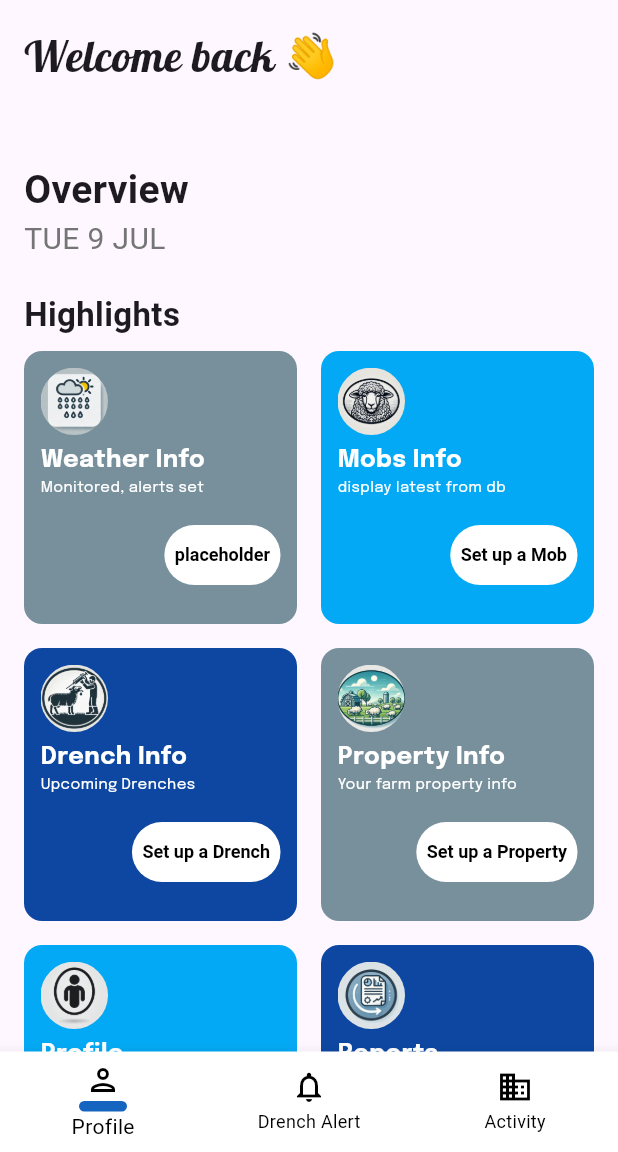
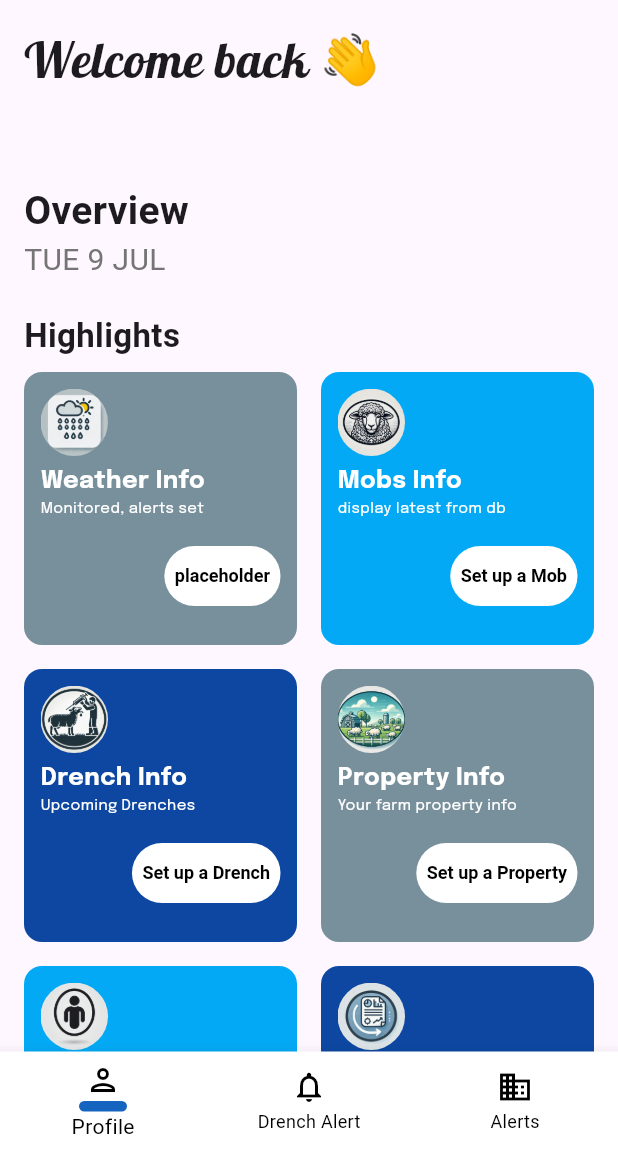
Before and after one commit to mn-nao-ren/drenchmate1017, a Flutter app: the DashboardScreen screen opened by its route, on a phone screen of 412 x 824 dp, the part 84-1236 px from its top. Run offline on Flutter 3.47's test engine with Material 3 defaults, Android fonts, the phone set to English and light mode, and no system bars; our stand-ins replace cloud_firestore, firebase_auth, firebase_core, google_fonts, modal_progress_hud_nsn; accounts and stored records are empty.

Commit message:
notifications page up

```diff
--- a/lib/business_logic/models/drench_schedule.dart
+++ b/lib/business_logic/models/drench_schedule.dart
@@ -1,4 +1,3 @@
-import 'package:intl/intl.dart';
 
 class DrenchSchedule {
   DateTime currentDate;
--- a/lib/presentation/components/bottom_navigation_bar.dart
+++ b/lib/presentation/components/bottom_navigation_bar.dart
@@ -1,104 +1,83 @@
 import 'package:flutter/material.dart';
+import 'package:drenchmate_2024/presentation/screens/notification_screen.dart';
 
 class MyNavigationBar extends StatefulWidget {
-  const MyNavigationBar({super.key});
+  final int currentIndex;
+  final Function(int) onItemTapped;
+
+  const MyNavigationBar({
+    super.key,
+    required this.currentIndex,
+    required this.onItemTapped,
+  });
 
   @override
   _MyNavigationBarState createState() => _MyNavigationBarState();
 }
 
 class _MyNavigationBarState extends State<MyNavigationBar> {
-  int _currentIndex = 0;
-
-  List<Widget> body = const [
-    Icon(Icons.person),
-    Icon(Icons.home),
-  ];
-
-  @override
-  Widget build(BuildContext context) {
-    return BottomNavigationBar(
-      currentIndex: _currentIndex,
-
-        backgroundColor: Colors.white,
-      selectedItemColor: Colors.black,
-      unselectedItemColor: Colors.black,
-
-
-      onTap: (int newIndex) {
-        setState(() {
-          _currentIndex = newIndex;
-        });
-      },
-      items: [
-        BottomNavigationBarItem(
-          label: 'Profile',
-          icon: _currentIndex == 0
+  BottomNavigationBarItem _buildNavigationBarItem({
+    required int index,
+    required IconData icon,
+    required String label,
+    required Color color,
+    required Color selectedColor,
+  }) {
+    return BottomNavigationBarItem(
+      label: label,
+      icon: widget.currentIndex == index
           ? Column(
               mainAxisSize: MainAxisSize.min,
              children: [
-              const Icon(Icons.person_outlined),
+               Icon(icon),
                const SizedBox(height: 2),
                SizedBox(
                  height: 7,
                  width: 32,
                  child: DecoratedBox(
                    decoration: BoxDecoration(
-                    color: Colors.blue.shade800,
+                     color: color,
                      borderRadius: BorderRadius.circular(55),
                    ),
                  ),
-              )
+               ),
              ],
           )
-              : const Icon(Icons.person_outlined),
+          : Icon(icon),
+    );
+  }
+
+  @override
+  Widget build(BuildContext context) {
+    return BottomNavigationBar(
+      currentIndex: widget.currentIndex,
+      backgroundColor: Colors.white,
+      selectedItemColor: Colors.black,
+      unselectedItemColor: Colors.black,
+      onTap: widget.onItemTapped,
+      items: [
+        _buildNavigationBarItem(
+          index: 0,
+          icon: Icons.person_outlined,
+          label: 'Profile',
+          color: Colors.blue.shade800,
+          selectedColor: Colors.blue.shade800,
         ),
-        BottomNavigationBarItem(
+        _buildNavigationBarItem(
+          index: 1,
+          icon: Icons.notifications_outlined,
           label: 'Drench Alert',
-
-          icon: _currentIndex == 1
-              ? Column(
-            mainAxisSize: MainAxisSize.min,
-            children: [
-              const Icon(Icons.notifications_outlined),
-              const SizedBox(height: 2),
-              SizedBox(
-                height: 7,
-                width: 45,
-                child: DecoratedBox(
-                  decoration: BoxDecoration(
           color: Colors.red.shade600,
-                    borderRadius: BorderRadius.circular(55),
+          selectedColor: Colors.red.shade600,
         ),
+        _buildNavigationBarItem(
+          index: 2,
+          icon: Icons.business_outlined,
+          label: 'Alerts',
+          color: Colors.blue,
+          selectedColor: Colors.blue,
         ),
-              )
       ],
-          )
-              : const Icon(Icons.notifications_outlined),
-        ),
-        BottomNavigationBarItem(
-          label: 'Activity',
-          icon: _currentIndex == 2
-              ? Column(
-            mainAxisSize: MainAxisSize.min,
-            children: [
-              const Icon(Icons.business_outlined),
-              const SizedBox(height: 2),
-              SizedBox(
-                height: 7,
-                width: 32,
-                child: DecoratedBox(
-                  decoration: BoxDecoration(
-                    color: Colors.blue,
-                    borderRadius: BorderRadius.circular(55),
-                  ),
-                ),
-              )
-            ],
-          )
-              : const Icon(Icons.business_outlined),
-        ),
-      ]
     );
   }
 }
--- a/lib/presentation/components/username.dart
+++ b/lib/presentation/components/username.dart
@@ -46,9 +46,9 @@ class _UserProfileState extends State<UserProfile> {
   Widget build(BuildContext context) {
     return Text(
       username,
-      style: GoogleFonts.epilogue(
-        fontSize: 21,
-          fontWeight: FontWeight.w700,
+      style: GoogleFonts.inconsolata(
+        fontSize: 26,
+          fontWeight: FontWeight.bold,
         color: Colors.black,
       ),
 
--- a/lib/presentation/screens/dashboard_view.dart
+++ b/lib/presentation/screens/dashboard_view.dart
@@ -10,12 +10,36 @@ import 'package:drenchmate_2024/presentation/screens/drench_entry_screen.dart';
 import 'package:drenchmate_2024/presentation/screens/create_mob_page.dart';
 import 'package:drenchmate_2024/presentation/components/username.dart';
 import 'package:intl/intl.dart';
+import 'package:drenchmate_2024/presentation/screens/notification_screen.dart';
 
 
-class DashboardScreen extends StatelessWidget {
+
+class DashboardScreen extends StatefulWidget {
   static const id = 'dashboard_screen';
+  @override
+  _DashboardScreenState createState() => _DashboardScreenState();
+}
 
-  const DashboardScreen({super.key});
+class _DashboardScreenState extends State<DashboardScreen> {
+  int _currentIndex = 0;
+
+  void _onItemTapped(int index) {
+    if (index == 2) {
+      Navigator.pushNamed(context, NotificationScreen.id).then((_) {
+        setState(() {
+          _currentIndex = 2;
+        });
+      });
+    } else {
+      setState(() {
+        _currentIndex = index;
+      });
+    }
+  }
+
+
+
+
 
   @override
   Widget build(BuildContext context) {
@@ -52,7 +76,7 @@ class DashboardScreen extends StatelessWidget {
               Text(
                 'Welcome back 👋',
                 style: GoogleFonts.lobster(
-                    fontSize: 29,
+                    fontSize: 33,
                     fontWeight: FontWeight.w500
                 ),
               ),
@@ -181,7 +205,10 @@ class DashboardScreen extends StatelessWidget {
         ),
       ),
       //how do you add a BottomNavigationBar properly here?
-      bottomNavigationBar: const MyNavigationBar(),
+      bottomNavigationBar: MyNavigationBar(
+        currentIndex: _currentIndex,
+        onItemTapped: _onItemTapped,
+      )
     );
   }
 }
--- a/lib/presentation/screens/home_landing_page.dart
+++ b/lib/presentation/screens/home_landing_page.dart
@@ -47,7 +47,7 @@ class HomePage extends StatelessWidget {
               const SizedBox(height: 20),
               ElevatedButton.icon(
                 style: ElevatedButton.styleFrom(
-                  backgroundColor: Colors.blue.shade700,
+                  backgroundColor: Colors.lightBlue,
                   foregroundColor: Colors.white,
                   shape: RoundedRectangleBorder(
                     borderRadius: BorderRadius.circular(30),
--- a/pubspec.yaml
+++ b/pubspec.yaml
@@ -41,6 +41,7 @@ dependencies:
   dashboard: ^0.0.4
   modal_progress_hud_nsn: ^0.5.1
   intl: ^0.19.0
+  flutter_local_notifications: ^12.0.4
 
 
 
```
Also changed, not shown: lib/main.dart (+4 -4 lines), lib/presentation/components/today_date_widget.dart (added, +15 -0 lines), lib/presentation/screens/notification_screen.dart (added, +127 -0 lines), pubspec.lock. Lines whose indentation alone changed are shown as unchanged.
